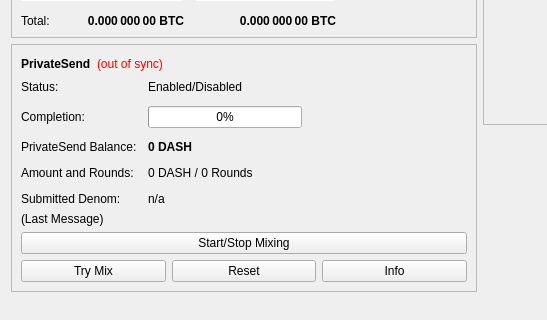
Before: the Qt Designer form src/qt/forms/overviewpage.ui in coin-lobby/Coin-Lobby-Core, drawn with Qt 5; both pictures show x 0 to 547 and y 178 to 498 of the 960 by 585 pixel window.
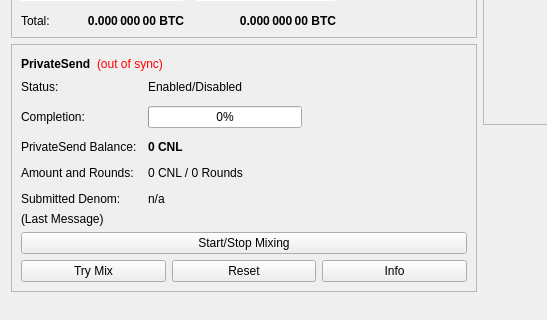
After: the same form once the commit is applied.

The edit to the form file:
```diff
--- a/src/qt/forms/overviewpage.ui
+++ b/src/qt/forms/overviewpage.ui
@@ -514,7 +514,7 @@
                </font>
               </property>
               <property name="text">
-               <string notr="true">0 DASH</string>
+               <string notr="true">0 CNL</string>
               </property>
              </widget>
             </item>
@@ -528,7 +528,7 @@
             <item row="3" column="1">
              <widget class="QLabel" name="labelAmountRounds">
               <property name="text">
-               <string>0 DASH / 0 Rounds</string>
+               <string>0 CNL / 0 Rounds</string>
               </property>
              </widget>
             </item>
```
Left out of the diff: 6 changed lines with no effect on the pictures.
